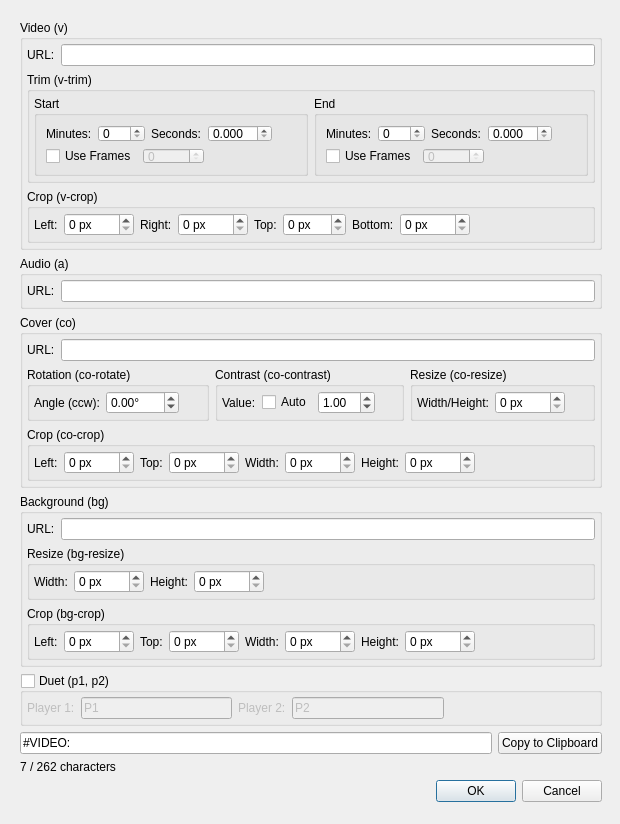
bohning/usdb_syncer, file src/usdb_dl/gui/forms/MetaTagsDialog.ui: the form before one commit.
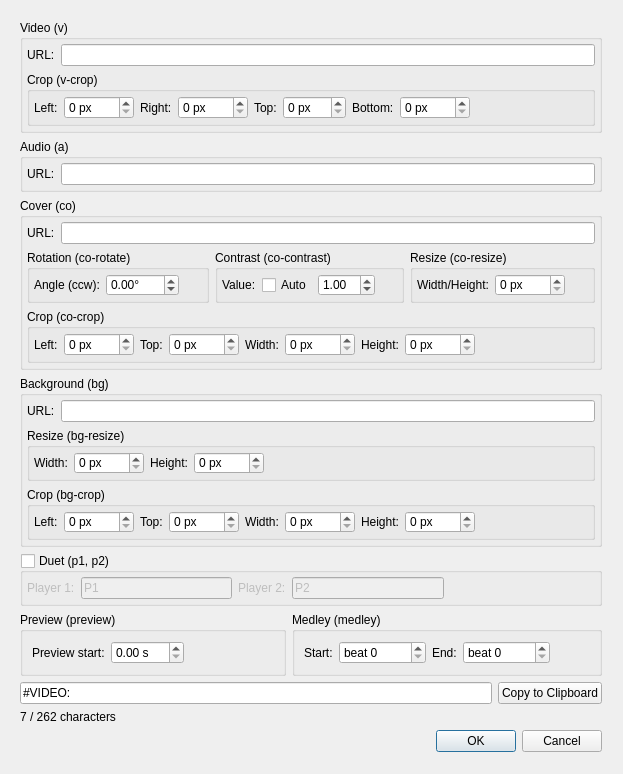
The form after the commit.

Commit message: Remove v-trim, add preview and medley

```diff
--- a/src/usdb_dl/gui/forms/MetaTagsDialog.ui
+++ b/src/usdb_dl/gui/forms/MetaTagsDialog.ui
@@ -6,8 +6,8 @@
    <rect>
     <x>0</x>
     <y>0</y>
-    <width>620</width>
-    <height>824</height>
+    <width>623</width>
+    <height>774</height>
    </rect>
   </property>
   <property name="sizePolicy">
@@ -55,7 +55,7 @@
         <x>0</x>
         <y>0</y>
         <width>600</width>
-        <height>800</height>
+        <height>750</height>
        </rect>
       </property>
       <property name="sizePolicy">
@@ -100,212 +100,6 @@
             </item>
            </layout>
           </item>
-          <item>
-           <widget class="QGroupBox" name="groupBox_3">
-            <property name="title">
-             <string>Trim (v-trim)</string>
-            </property>
-            <layout class="QHBoxLayout" name="horizontalLayout_21">
-             <property name="spacing">
-              <number>6</number>
-             </property>
-             <property name="leftMargin">
-              <number>4</number>
-             </property>
-             <property name="topMargin">
-              <number>4</number>
-             </property>
-             <property name="rightMargin">
-              <number>4</number>
-             </property>
-             <property name="bottomMargin">
-              <number>4</number>
-             </property>
-             <item>
-              <widget class="QGroupBox" name="groupBox_8">
-               <property name="title">
-                <string>Start</string>
-               </property>
-               <layout class="QVBoxLayout" name="verticalLayout_8">
-                <item>
-                 <layout class="QHBoxLayout" name="horizontalLayout_8">
-                  <item>
-                   <widget class="QLabel" name="label_19">
-                    <property name="text">
-                     <string>Minutes:</string>
-                    </property>
-                   </widget>
-                  </item>
-                  <item>
-                   <widget class="QSpinBox" name="video_trim_start_mins">
-                    <property name="maximum">
-                     <number>999</number>
-                    </property>
-                   </widget>
-                  </item>
-                  <item>
-                   <widget class="QLabel" name="label_20">
-                    <property name="text">
-                     <string>Seconds:</string>
-                    </property>
-                   </widget>
-                  </item>
-                  <item>
-                   <widget class="QDoubleSpinBox" name="video_trim_start_secs">
-                    <property name="decimals">
-                     <number>3</number>
-                    </property>
-                    <property name="maximum">
-                     <double>59.990000000000002</double>
-                    </property>
-                   </widget>
-                  </item>
-                  <item>
-                   <spacer name="horizontalSpacer_6">
-                    <property name="orientation">
-                     <enum>Qt::Horizontal</enum>
-                    </property>
-                    <property name="sizeHint" stdset="0">
-                     <size>
-                      <width>40</width>
-                      <height>20</height>
-                     </size>
-                    </property>
-                   </spacer>
-                  </item>
-                 </layout>
-                </item>
-                <item>
-                 <layout class="QHBoxLayout" name="horizontalLayout_11">
-                  <item>
-                   <widget class="QCheckBox" name="video_trim_use_start_frames">
-                    <property name="text">
-                     <string>Use Frames</string>
-                    </property>
-                   </widget>
-                  </item>
-                  <item>
-                   <widget class="QSpinBox" name="video_trim_start_frames">
-                    <property name="enabled">
-                     <bool>false</bool>
-                    </property>
-                    <property name="maximum">
-                     <number>50000</number>
-                    </property>
-                   </widget>
-                  </item>
-                  <item>
-                   <spacer name="horizontalSpacer_2">
-                    <property name="orientation">
-                     <enum>Qt::Horizontal</enum>
-                    </property>
-                    <property name="sizeHint" stdset="0">
-                     <size>
-                      <width>40</width>
-                      <height>20</height>
-                     </size>
-                    </property>
-                   </spacer>
-                  </item>
-                 </layout>
-                </item>
-               </layout>
-              </widget>
-             </item>
-             <item>
-              <widget class="QGroupBox" name="groupBox_7">
-               <property name="title">
-                <string>End</string>
-               </property>
-               <layout class="QVBoxLayout" name="verticalLayout_9">
-                <item>
-                 <layout class="QHBoxLayout" name="horizontalLayout_7">
-                  <item>
-                   <widget class="QLabel" name="label_6">
-                    <property name="text">
-                     <string>Minutes:</string>
-                    </property>
-                   </widget>
-                  </item>
-                  <item>
-                   <widget class="QSpinBox" name="video_trim_end_mins">
-                    <property name="maximum">
-                     <number>999</number>
-                    </property>
-                   </widget>
-                  </item>
-                  <item>
-                   <widget class="QLabel" name="label_7">
-                    <property name="text">
-                     <string>Seconds:</string>
-                    </property>
-                   </widget>
-                  </item>
-                  <item>
-                   <widget class="QDoubleSpinBox" name="video_trim_end_secs">
-                    <property name="decimals">
-                     <number>3</number>
-                    </property>
-                    <property name="maximum">
-                     <double>59.990000000000002</double>
-                    </property>
-                   </widget>
-                  </item>
-                  <item>
-                   <spacer name="horizontalSpacer_7">
-                    <property name="orientation">
-                     <enum>Qt::Horizontal</enum>
-                    </property>
-                    <property name="sizeHint" stdset="0">
-                     <size>
-                      <width>40</width>
-                      <height>20</height>
-                     </size>
-                    </property>
-                   </spacer>
-                  </item>
-                 </layout>
-                </item>
-                <item>
-                 <layout class="QHBoxLayout" name="horizontalLayout_18">
-                  <item>
-                   <widget class="QCheckBox" name="video_trim_use_end_frames">
-                    <property name="text">
-                     <string>Use Frames</string>
-                    </property>
-                   </widget>
-                  </item>
-                  <item>
-                   <widget class="QSpinBox" name="video_trim_end_frames">
-                    <property name="enabled">
-                     <bool>false</bool>
-                    </property>
-                    <property name="maximum">
-                     <number>50000</number>
-                    </property>
-                   </widget>
-                  </item>
-                  <item>
-                   <spacer name="horizontalSpacer_5">
-                    <property name="orientation">
-                     <enum>Qt::Horizontal</enum>
-                    </property>
-                    <property name="sizeHint" stdset="0">
-                     <size>
-                      <width>40</width>
-                      <height>20</height>
-                     </size>
-                    </property>
-                   </spacer>
-                  </item>
-                 </layout>
-                </item>
-               </layout>
-              </widget>
-             </item>
-            </layout>
-           </widget>
-          </item>
           <item>
            <widget class="QGroupBox" name="groupBox_2">
             <property name="title">
@@ -1090,6 +884,111 @@
          </layout>
         </widget>
        </item>
+       <item>
+        <layout class="QHBoxLayout" name="horizontalLayout_8">
+         <item>
+          <widget class="QGroupBox" name="groupBox_3">
+           <property name="title">
+            <string>Preview (preview)</string>
+           </property>
+           <layout class="QHBoxLayout" name="horizontalLayout_7">
+            <item>
+             <widget class="QLabel" name="label_6">
+              <property name="text">
+               <string>Preview start:</string>
+              </property>
+             </widget>
+            </item>
+            <item>
+             <widget class="QDoubleSpinBox" name="preview_start">
+              <property name="prefix">
+               <string/>
+              </property>
+              <property name="suffix">
+               <string> s</string>
+              </property>
+              <property name="maximum">
+               <double>999.990000000000009</double>
+              </property>
+             </widget>
+            </item>
+            <item>
+             <spacer name="horizontalSpacer_2">
+              <property name="orientation">
+               <enum>Qt::Horizontal</enum>
+              </property>
+              <property name="sizeHint" stdset="0">
+               <size>
+                <width>40</width>
+                <height>20</height>
+               </size>
+              </property>
+             </spacer>
+            </item>
+           </layout>
+          </widget>
+         </item>
+         <item>
+          <widget class="QGroupBox" name="groupBox_7">
+           <property name="title">
+            <string>Medley (medley)</string>
+           </property>
+           <layout class="QHBoxLayout" name="horizontalLayout_11">
+            <item>
+             <widget class="QLabel" name="label_7">
+              <property name="text">
+               <string>Start:</string>
+              </property>
+             </widget>
+            </item>
+            <item>
+             <widget class="QSpinBox" name="medley_start">
+              <property name="suffix">
+               <string/>
+              </property>
+              <property name="prefix">
+               <string>beat </string>
+              </property>
+              <property name="maximum">
+               <number>99999</number>
+              </property>
+             </widget>
+            </item>
+            <item>
+             <widget class="QLabel" name="label_19">
+              <property name="text">
+               <string>End:</string>
+              </property>
+             </widget>
+            </item>
+            <item>
+             <widget class="QSpinBox" name="medley_end">
+              <property name="prefix">
+               <string>beat </string>
+              </property>
+              <property name="maximum">
+               <number>99999</number>
+              </property>
+             </widget>
+            </item>
+            <item>
+             <spacer name="horizontalSpacer_5">
+              <property name="orientation">
+               <enum>Qt::Horizontal</enum>
+              </property>
+              <property name="sizeHint" stdset="0">
+               <size>
+                <width>40</width>
+                <height>20</height>
+               </size>
+              </property>
+             </spacer>
+            </item>
+           </layout>
+          </widget>
+         </item>
+        </layout>
+       </item>
        <item>
         <spacer name="verticalSpacer">
          <property name="orientation">
```
The commit also changes 2 other files.
